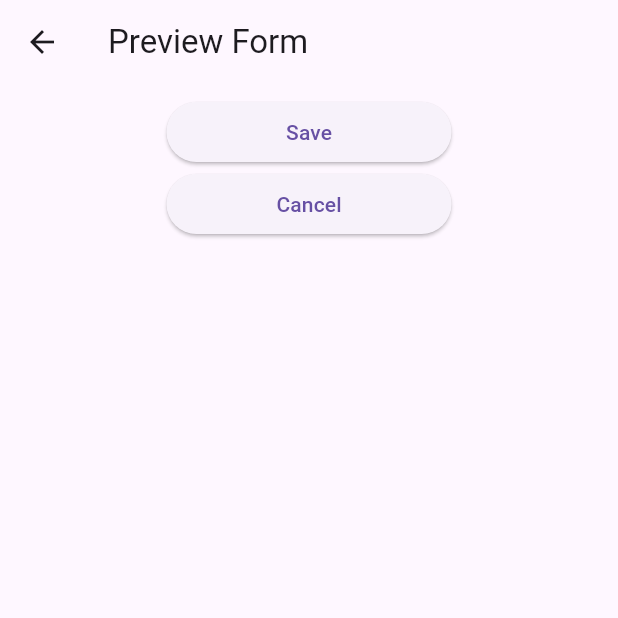
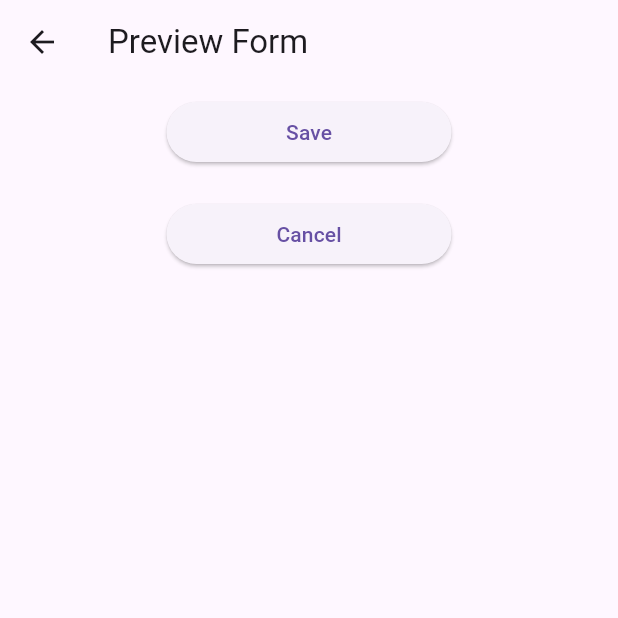
Before and after one commit to iamashwin2023/jsonformbuilder, a Flutter app: the PreviewCreateTemplateScreen screen opened directly, on a phone screen of 412 x 824 dp, the top half of it. Run offline on Flutter 3.47's test engine with Material 3 defaults, Android fonts, the phone set to English and light mode, and no system bars; our stand-ins replace chewie, file_picker, video_player.

Commit message:
Proper Spacing

```diff
--- a/lib/src/features/form_template/presentation/pages/preview_create_template_screen.dart
+++ b/lib/src/features/form_template/presentation/pages/preview_create_template_screen.dart
@@ -141,6 +141,7 @@ class _PreviewCreateTemplateScreenState
     formWidgets.add(ElevatedButton(
         onPressed: () => _showPopup(context, dataSourceProvider),
         child: Text("Save")));
+    formWidgets.add(SizedBox(height: 20));
     formWidgets.add(ElevatedButton(
         onPressed: () {
           Navigator.pop(context);
--- a/lib/src/features/form_template/presentation/pages/preview_edit_template_screen.dart
+++ b/lib/src/features/form_template/presentation/pages/preview_edit_template_screen.dart
@@ -370,6 +370,7 @@ class _PreviewEditTemplateScreenState extends State<PreviewEditTemplateScreen> {
     formWidgets.add(ElevatedButton(
         onPressed: () => _showPopup(context, dataSourceProvider),
         child: Text("Save")));
+    formWidgets.add(SizedBox(height: 20));
     formWidgets.add(ElevatedButton(
         onPressed: () {
           Navigator.pop(context);
```
